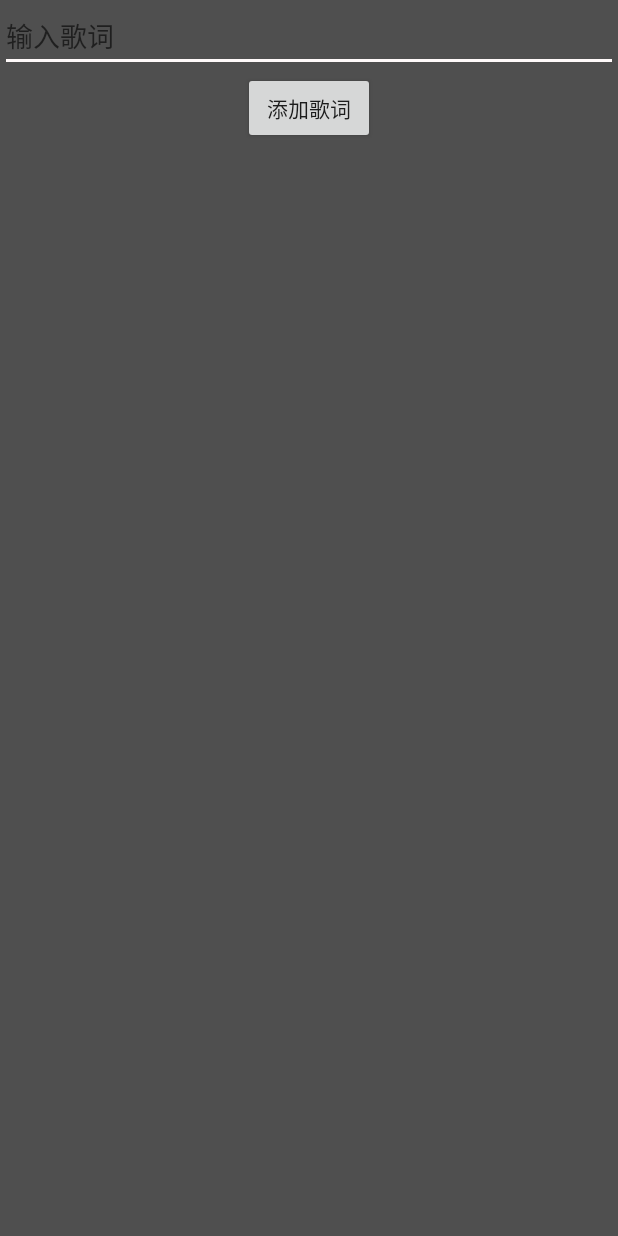
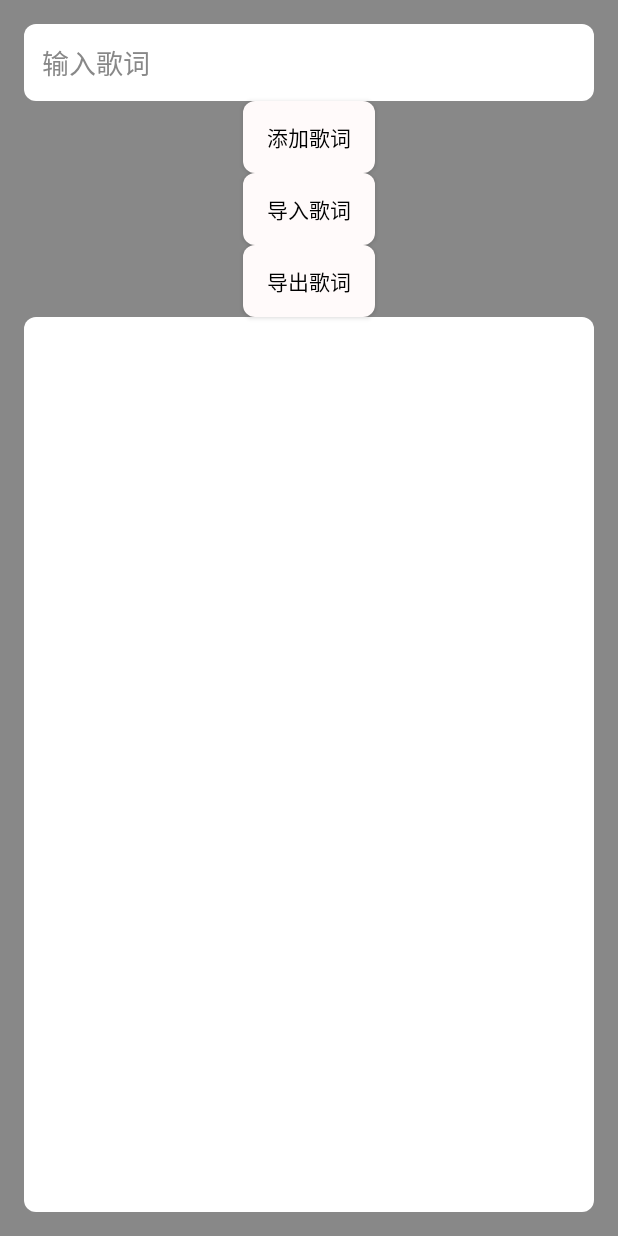
Before and after one commit to talerwang/Androidexam-21-041, an Android app: the layout lm_play_fragment_lyric.xml on its own in the app's theme, with its tools: preview values and no code run, on a phone screen of 412 x 824 dp. Run offline under Robolectric (Android 15) with nearby library versions, the phone set to English and light mode, and no system bars.

Commit message:
更新的歌词功能

```diff
--- /dev/null
+++ b/lucky-music-master/app/src/main/res/drawable/rounded_button.xml
@@ -0,0 +1,6 @@
+<?xml version="1.0" encoding="utf-8"?>
+<shape xmlns:android="http://schemas.android.com/apk/res/android">
+    <solid android:color="@color/colorAccent"/>
+    <corners android:radius="8dp"/>
+    <padding android:left="16dp" android:top="8dp" android:right="16dp" android:bottom="8dp"/>
+</shape>
--- /dev/null
+++ b/lucky-music-master/app/src/main/res/drawable/rounded_edittext.xml
@@ -0,0 +1,6 @@
+<?xml version="1.0" encoding="utf-8"?>
+    <shape xmlns:android="http://schemas.android.com/apk/res/android">
+        <solid android:color="@color/white"/>
+        <corners android:radius="8dp"/>
+        <padding android:left="16dp" android:top="8dp" android:right="16dp" android:bottom="8dp"/>
+    </shape>
--- /dev/null
+++ b/lucky-music-master/app/src/main/res/drawable/rounded_textview.xml
@@ -0,0 +1,6 @@
+<?xml version="1.0" encoding="utf-8"?>
+<shape xmlns:android="http://schemas.android.com/apk/res/android">
+    <solid android:color="@color/white"/>
+    <corners android:radius="8dp"/>
+    <padding android:left="16dp" android:top="8dp" android:right="16dp" android:bottom="8dp"/>
+</shape>
--- a/lucky-music-master/app/src/main/res/layout/lm_play_fragment_lyric.xml
+++ b/lucky-music-master/app/src/main/res/layout/lm_play_fragment_lyric.xml
@@ -1,10 +1,12 @@
 <?xml version="1.0" encoding="utf-8"?>
-<androidx.constraintlayout.widget.ConstraintLayout xmlns:android="http://schemas.android.com/apk/res/android"
+<androidx.constraintlayout.widget.ConstraintLayout
+    xmlns:android="http://schemas.android.com/apk/res/android"
     xmlns:app="http://schemas.android.com/apk/res-auto"
     xmlns:tools="http://schemas.android.com/tools"
     android:layout_width="match_parent"
-    android:background="@color/colorPrimary"
     android:layout_height="match_parent"
+    android:padding="16dp"
+    android:background="@color/background_color"
     tools:context=".ui.view.main.play.LyricFragment">
 
     <EditText
@@ -12,27 +14,60 @@
         android:layout_width="0dp"
         android:layout_height="wrap_content"
         android:hint="输入歌词"
+        android:padding="12dp"
+        android:background="@drawable/rounded_edittext"
+        android:textColor="@color/text_color"
+        android:textColorHint="@color/hint_color"
+        android:layout_marginBottom="8dp"
         app:layout_constraintTop_toTopOf="parent"
         app:layout_constraintStart_toStartOf="parent"
-        app:layout_constraintEnd_toEndOf="parent"
-        app:layout_constraintBottom_toTopOf="@+id/addLyricButton" />
+        app:layout_constraintEnd_toEndOf="parent" />
 
     <Button
         android:id="@+id/addLyricButton"
         android:layout_width="wrap_content"
         android:layout_height="wrap_content"
         android:text="添加歌词"
+        android:background="@drawable/rounded_button"
+        android:textColor="@color/text_color"
         app:layout_constraintTop_toBottomOf="@+id/lyricEditText"
         app:layout_constraintStart_toStartOf="parent"
         app:layout_constraintEnd_toEndOf="parent"
-        app:layout_constraintBottom_toTopOf="@+id/lyricTextView" />
+        android:layout_marginBottom="8dp" />
+
+    <Button
+        android:id="@+id/importButton"
+        android:layout_width="wrap_content"
+        android:layout_height="wrap_content"
+        android:text="导入歌词"
+        android:background="@drawable/rounded_button"
+        android:textColor="@color/text_color"
+        app:layout_constraintTop_toBottomOf="@+id/addLyricButton"
+        app:layout_constraintStart_toStartOf="parent"
+        app:layout_constraintEnd_toEndOf="parent"
+        android:layout_marginBottom="8dp" />
+
+    <Button
+        android:id="@+id/exportButton"
+        android:layout_width="wrap_content"
+        android:layout_height="wrap_content"
+        android:text="导出歌词"
+        android:background="@drawable/rounded_button"
+        android:textColor="@color/text_color"
+        app:layout_constraintTop_toBottomOf="@+id/importButton"
+        app:layout_constraintStart_toStartOf="parent"
+        app:layout_constraintEnd_toEndOf="parent"
+        android:layout_marginBottom="8dp" />
 
     <TextView
         android:id="@+id/lyricTextView"
         android:layout_width="0dp"
         android:layout_height="0dp"
         android:scrollbars="vertical"
-        app:layout_constraintTop_toBottomOf="@+id/addLyricButton"
+        android:padding="12dp"
+        android:background="@drawable/rounded_textview"
+        android:textColor="@color/text_color"
+        app:layout_constraintTop_toBottomOf="@+id/exportButton"
         app:layout_constraintBottom_toBottomOf="parent"
         app:layout_constraintStart_toStartOf="parent"
         app:layout_constraintEnd_toEndOf="parent" />
--- a/lucky-music-master/app/src/main/res/values/colors.xml
+++ b/lucky-music-master/app/src/main/res/values/colors.xml
@@ -42,6 +42,10 @@
     <color name="lm_background">@color/lm_background_while</color>
     <color name="lm_font">@color/grey31</color>
     <color name="lm_white_pressed">#99FFFFFF</color>
-    <color name="lm_dialog_bg">#77777777</color>
+    <color name="lm_dialog_bg">#888888</color>
+    <color name="background_color">#888888</color>
+    <color name="text_color">#000000</color>
+    <color name="hint_color">#888888</color>
+
 
 </resources>
```
Also changed, not shown: lucky-music-master/app/src/main/java/org/fattili/luckymusic/ui/view/main/play/LyricFragment.kt (+87 -14 lines).
